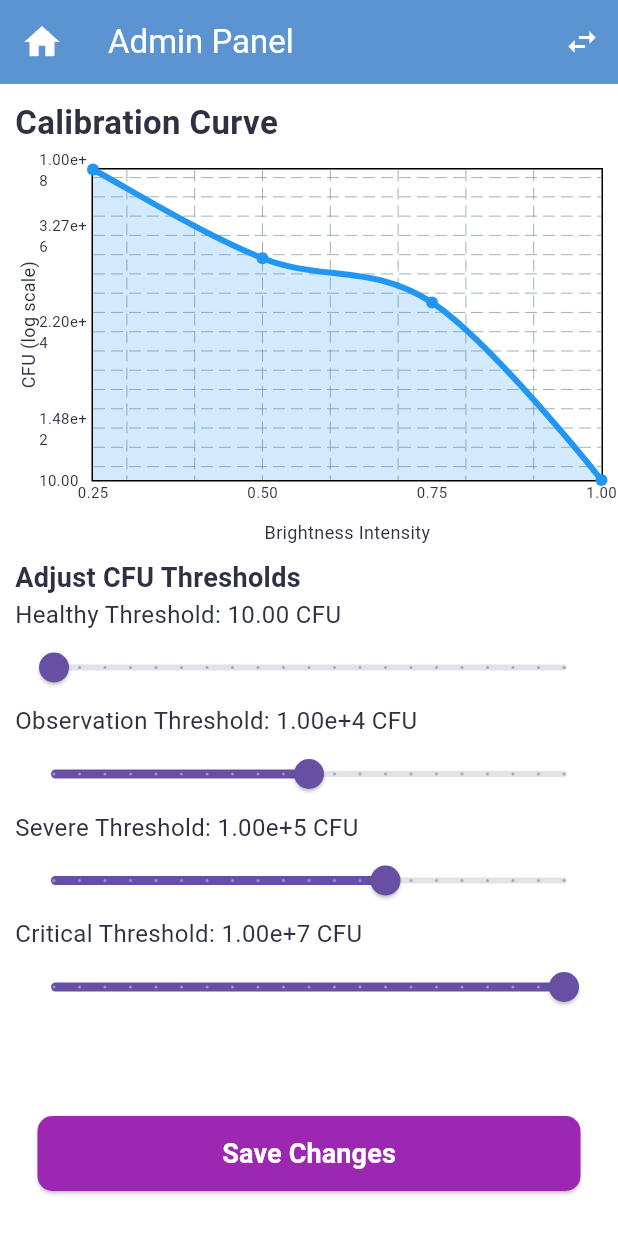
After one commit to 500-TS-2-PatchNotes/PatchNotes-Mobile-App, a Flutter app: the AdminDashboard screen opened by its route, on a phone screen of 412 x 824 dp. The commit adds this screen. Run offline on Flutter 3.47's test engine with Material 3 defaults, Android fonts, the phone set to English and light mode, and no system bars; drawn by our look-alikes of fl_chart; our stand-ins replace cloud_firestore, firebase_auth, firebase_core, firebase_storage, flutter_blue_plus, flutter_riverpod and 2 more; accounts and stored records are empty.

Commit message:
Admin UI Boilerplate

```diff
--- a/patchnotes/lib/main.dart
+++ b/patchnotes/lib/main.dart
@@ -5,6 +5,7 @@ import 'package:patchnotes/providers/auth_provider.dart';
 import 'package:patchnotes/providers/navigation.dart';
 import 'package:patchnotes/providers/settings_provider.dart';
 import 'package:patchnotes/providers/user_provider.dart';
+import 'package:patchnotes/views/admin.dart';
 import 'package:patchnotes/views/authentication/login.dart';
 import 'package:patchnotes/views/authentication/register.dart';
 import 'package:patchnotes/views/mainscreen.dart';
@@ -52,6 +53,7 @@ class MyApp extends ConsumerWidget {
         "/login": (context) => const LoginPageMobile(),
         "/register": (context) => const RegisterPageMobile(),
         "/home": (context) => const MainScreen(),
+        "/admin": (context) => AdminDashboard()
       },
       onUnknownRoute: (settings) => MaterialPageRoute(
         builder: (context) => const LoginPageMobile(),
--- /dev/null
+++ b/patchnotes/lib/views/admin.dart
@@ -0,0 +1,341 @@
+import 'dart:math';
+import 'package:flutter/material.dart';
+import 'package:flutter_riverpod/flutter_riverpod.dart';
+import 'package:fl_chart/fl_chart.dart';
+
+// Define Health States
+enum HealthState { Healthy, Observation, Severe, Critical }
+
+extension HealthStateExtension on HealthState {
+  String get name {
+    switch (this) {
+      case HealthState.Healthy:
+        return "Healthy";
+      case HealthState.Observation:
+        return "Observation";
+      case HealthState.Severe:
+        return "Severe";
+      case HealthState.Critical:
+        return "Critical";
+    }
+  }
+}
+
+// CFU Thresholds Data Model
+class HealthThreshold {
+  final String state;
+  final double cfuThreshold;
+
+  HealthThreshold({required this.state, required this.cfuThreshold});
+}
+
+// Calibration State
+class CalibrationState {
+  final bool isAdminView;
+  final List<FlSpot> calibrationPoints;
+  final List<HealthThreshold> healthThresholds;
+
+  CalibrationState({
+    required this.isAdminView,
+    required this.calibrationPoints,
+    required this.healthThresholds,
+  });
+
+  CalibrationState copyWith({
+    bool? isAdminView,
+    List<FlSpot>? calibrationPoints,
+    List<HealthThreshold>? healthThresholds,
+  }) {
+    return CalibrationState(
+      isAdminView: isAdminView ?? this.isAdminView,
+      calibrationPoints: calibrationPoints ?? this.calibrationPoints,
+      healthThresholds: healthThresholds ?? this.healthThresholds,
+    );
+  }
+}
+
+// StateNotifier to Manage Calibration Data
+class CalibrationNotifier extends StateNotifier<CalibrationState> {
+  CalibrationNotifier()
+      : super(CalibrationState(
+          isAdminView: true,
+          calibrationPoints: [
+            FlSpot(1.0, log(10)),
+            FlSpot(0.75, log(10e4)), // Observation
+            FlSpot(0.50, log(10e5)), // Severe
+            FlSpot(0.25, log(10e7)), // Darkest -> Highest CFU (Critical)
+          ],
+          healthThresholds: [
+            HealthThreshold(state: HealthState.Healthy.name, cfuThreshold: 10),
+            HealthThreshold(
+                state: HealthState.Observation.name,
+                cfuThreshold: pow(10, 4).toDouble()),
+            HealthThreshold(
+                state: HealthState.Severe.name,
+                cfuThreshold: pow(10, 5).toDouble()),
+            HealthThreshold(
+                state: HealthState.Critical.name,
+                cfuThreshold: pow(10, 7).toDouble()),
+          ],
+        ));
+
+  void toggleView() {
+    state = state.copyWith(isAdminView: !state.isAdminView);
+  }
+
+  void updateThreshold(String healthState, double value) {
+    final updatedThresholds = state.healthThresholds.map((threshold) {
+      if (threshold.state == healthState) {
+        return HealthThreshold(state: healthState, cfuThreshold: value);
+      }
+      return threshold;
+    }).toList();
+    state = state.copyWith(healthThresholds: updatedThresholds);
+  }
+
+  void updatePoint(int index, double newY) {
+    if (index >= 0 && index < state.calibrationPoints.length) {
+      final updatedPoints = [...state.calibrationPoints];
+      updatedPoints[index] = FlSpot(updatedPoints[index].x, newY);
+      state = state.copyWith(calibrationPoints: updatedPoints);
+    }
+  }
+}
+
+// Riverpod Provider
+final calibrationProvider =
+    StateNotifierProvider<CalibrationNotifier, CalibrationState>(
+        (ref) => CalibrationNotifier());
+
+// Admin Panel UI
+class AdminDashboard extends ConsumerWidget {
+  const AdminDashboard({Key? key}) : super(key: key);
+
+  @override
+  Widget build(BuildContext context, WidgetRef ref) {
+    final state = ref.watch(calibrationProvider);
+    final notifier = ref.read(calibrationProvider.notifier);
+
+    return Scaffold(
+      appBar: AppBar(
+  title: Text(state.isAdminView ? 'Admin Panel' : 'User View'),
+  leading: IconButton(
+    icon: const Icon(Icons.home, size: 28), // Home icon
+    tooltip: 'Go to Login',
+    onPressed: () {
+      Navigator.pushReplacementNamed(context, '/login'); // Adjust route as needed
+    },
+  ),
+  actions: [
+    IconButton(
+      icon: const Icon(Icons.swap_horiz),
+      onPressed: notifier.toggleView,
+      tooltip: 'Toggle View',
+    ),
+  ],
+),
+
+      body: state.isAdminView
+          ? AdminView(state: state, notifier: notifier)
+          : UserView(state: state),
+    );
+  }
+}
+
+// Admin View
+class AdminView extends StatelessWidget {
+  final CalibrationState state;
+  final CalibrationNotifier notifier;
+
+  const AdminView({Key? key, required this.state, required this.notifier})
+      : super(key: key);
+
+  @override
+  Widget build(BuildContext context) {
+    return Padding(
+      padding: const EdgeInsets.symmetric(horizontal: 10.0),
+      child: Column(
+  crossAxisAlignment: CrossAxisAlignment.start,
+  children: [
+    const SizedBox(height: 10),
+    const Text(
+      'Calibration Curve',
+      style: TextStyle(fontSize: 22, fontWeight: FontWeight.bold),
+    ),
+    const SizedBox(height: 15),
+    SizedBox(
+      height: 250,
+      width: double.infinity,
+      child: CalibrationChart(
+        points: state.calibrationPoints,
+        onUpdatePoint: notifier.updatePoint,
+      ),
+    ),
+    const SizedBox(height: 10),
+    const Text(
+      'Adjust CFU Thresholds',
+      style: TextStyle(fontSize: 18, fontWeight: FontWeight.bold),
+    ),
+    Expanded(
+      child: ListView(
+        shrinkWrap: true,
+        physics: NeverScrollableScrollPhysics(),
+        children: state.healthThresholds.map((threshold) {
+          return Column(
+            crossAxisAlignment: CrossAxisAlignment.start,
+            children: [
+              Text(
+                  '${threshold.state} Threshold: ${formatThreshold(threshold.cfuThreshold)} CFU'),
+              Slider(
+                value: log(threshold.cfuThreshold)
+                    .clamp(log(10), log(pow(10, 7))),
+                min: log(10),
+                max: log(pow(10, 7)),
+                divisions: 20,
+                label: formatThreshold(threshold.cfuThreshold),
+                onChanged: (value) {
+                  notifier.updateThreshold(threshold.state, exp(value));
+                },
+              ),
+            ],
+          );
+        }).toList(),
+      ),
+    ),
+    const SizedBox(height: 10),
+    Padding(
+      padding: const EdgeInsets.symmetric(vertical: 10.0, horizontal: 15.0),
+      child: SizedBox(
+        width: double.infinity,
+        child: ElevatedButton(
+          onPressed: () {
+            ScaffoldMessenger.of(context).showSnackBar(
+              SnackBar(
+                content: Text(
+                  'Changes have been saved!',
+                  style: TextStyle(fontSize: 16),
+                ),
+                backgroundColor: Colors.green.shade600,
+                duration: Duration(seconds: 2),
+              ),
+            );
+          },
+          style: ElevatedButton.styleFrom(
+            padding: EdgeInsets.symmetric(vertical: 12),
+            shape: RoundedRectangleBorder(
+              borderRadius: BorderRadius.circular(10),
+            ),
+            backgroundColor: Colors.purple.shade500, // Button color
+          ),
+          child: Text(
+            'Save Changes',
+            style: TextStyle(
+              fontSize: 18,
+              fontWeight: FontWeight.bold,
+              color: Colors.white,
+            ),
+          ),
+        ),
+      ),
+    ),
+    const SizedBox(height: 20),
+  ],
+),
+
+    );
+  }
+}
+
+// User View
+class UserView extends StatelessWidget {
+  final CalibrationState state;
+
+  const UserView({Key? key, required this.state}) : super(key: key);
+
+  @override
+  Widget build(BuildContext context) {
+    return Center(
+      child: Column(
+        mainAxisAlignment: MainAxisAlignment.center,
+        children: state.healthThresholds.map((threshold) {
+          return Text(
+            '${threshold.state}: ${formatThreshold(threshold.cfuThreshold)} CFU',
+            style: const TextStyle(fontSize: 22, fontWeight: FontWeight.bold),
+          );
+        }).toList(),
+      ),
+    );
+  }
+}
+
+// Calibration Chart
+class CalibrationChart extends StatelessWidget {
+  final List<FlSpot> points;
+  final Function(int, double) onUpdatePoint;
+
+  const CalibrationChart({
+    Key? key,
+    required this.points,
+    required this.onUpdatePoint,
+  }) : super(key: key);
+
+  @override
+  Widget build(BuildContext context) {
+    return LineChart(
+      LineChartData(
+        gridData: FlGridData(show: true, horizontalInterval: 1),
+        titlesData: FlTitlesData(
+          leftTitles: AxisTitles(
+            axisNameWidget:
+                const Text("CFU (log scale)", style: TextStyle(fontSize: 12)),
+            sideTitles: SideTitles(
+              showTitles: true,
+              reservedSize: 35,
+              getTitlesWidget: (value, meta) {
+                return Text(formatThreshold(exp(value)),
+                    style: TextStyle(fontSize: 10)); // Smaller labels
+              },
+            ),
+          ),
+          bottomTitles: AxisTitles(
+            axisNameWidget: const Text("Brightness Intensity",
+                style: TextStyle(fontSize: 12)),
+            sideTitles: SideTitles(
+              showTitles: true,
+              interval: 0.25, // Ensure proper spacing
+              reservedSize: 25, // Reduce space to avoid overlap
+              getTitlesWidget: (value, meta) {
+                return Text(value.toStringAsFixed(2),
+                    style: TextStyle(fontSize: 10)); // Smaller labels
+              },
+            ),
+          ),
+          topTitles: AxisTitles(
+            sideTitles: SideTitles(showTitles: false),
+          ),
+          rightTitles: AxisTitles(
+            sideTitles: SideTitles(showTitles: false),
+          ),
+        ),
+        borderData: FlBorderData(show: true),
+        lineBarsData: [
+          LineChartBarData(
+            spots: points,
+            isCurved: true,
+            color: Colors.blue,
+            barWidth: 4,
+            belowBarData:
+                BarAreaData(show: true, color: Colors.blue.withOpacity(0.2)),
+          ),
+        ],
+      ),
+    );
+  }
+}
+
+// Helper Functions
+String formatThreshold(double value) {
+  return value >= 100
+      ? value.toStringAsExponential(2)
+      : value.toStringAsFixed(2);
+}
--- a/patchnotes/lib/views/authentication/login.dart
+++ b/patchnotes/lib/views/authentication/login.dart
@@ -174,6 +174,18 @@ class _LoginPageMobileState extends ConsumerState<LoginPageMobile> {
                         ),
                       ),
                       SizedBox(height: screenHeight * 0.06),
+                      TextButton(
+                        onPressed: () {
+                          Navigator.pushReplacementNamed(context, "/admin");
+                        },
+                        child: Text(
+                          'Login as Admin',
+                          style: TextStyle(
+                            color: const Color(0xFF4A5568),
+                            fontSize: textSize,
+                          ),
+                        ),
+                      ),
                     ],
                   ),
                 ),
```
